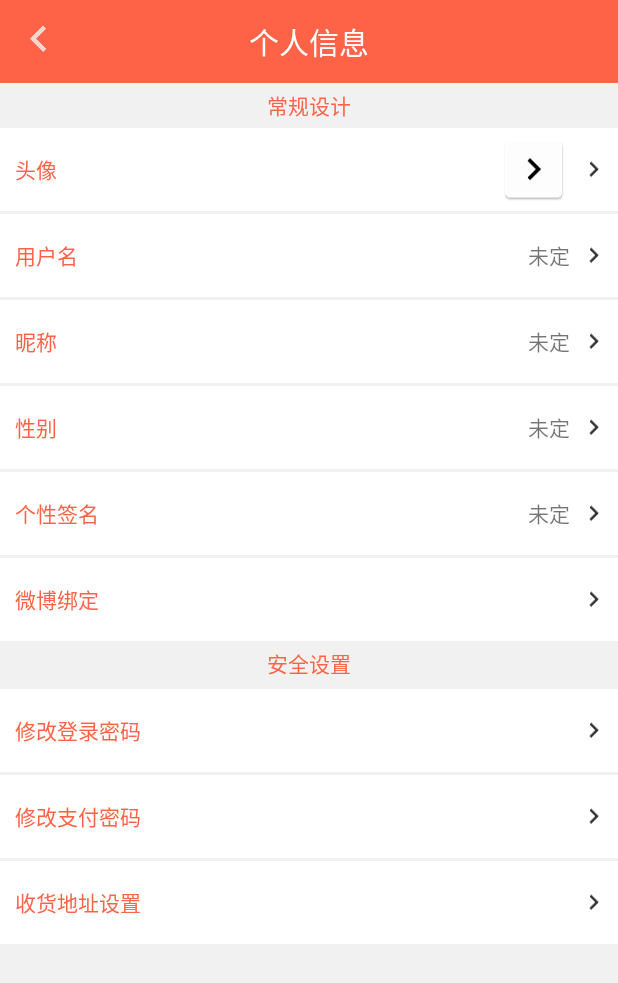
After one commit to wjianhang/Test1, an Android app: the user_info screen opened directly, with no data from a screen before it, on a phone screen of 412 x 824 dp. The commit adds this screen. Shown: the top 983 px of the screen. Run offline under Robolectric (Android 15) with nearby library versions, the phone set to English and light mode, and no system bars.

Commit message:
个人信息

```diff
--- /dev/null
+++ b/app/src/main/java/com/example/lakalaka/test1/user_info.java
@@ -0,0 +1,90 @@
+package com.example.lakalaka.test1;
+
+import android.app.Activity;
+import android.app.AlertDialog;
+import android.content.Context;
+import android.content.DialogInterface;
+import android.os.Bundle;
+import android.support.annotation.Nullable;
+import android.view.View;
+import android.widget.Button;
+import android.widget.EditText;
+import android.widget.LinearLayout;
+import android.widget.Toast;
+
+/**
+ * Created by lakalaka on 2017/9/19/0019.
+ */
+
+public class user_info extends Activity implements View.OnClickListener {
+    private LinearLayout line_info;
+    private Context mcontext;
+
+    private Button but;
+
+    private void toast(final String str) {
+        runOnUiThread(new Runnable() {
+            @Override
+            public void run() {
+                Toast.makeText( mcontext, str, Toast.LENGTH_SHORT).show();
+            }
+        });
+    }
+
+    protected void onCreate(@Nullable Bundle savedInstanceState) {
+        super.onCreate(savedInstanceState);
+        setContentView(R.layout.user_info);
+        mcontext=this;
+
+      /*  line_info.setOnClickListener(new View.OnClickListener() {
+            @Override
+            public void onClick(View v) {
+                AlertDialog.Builder builder = new AlertDialog.Builder(mcontext);
+                builder.setView(new EditText(mcontext));
+                builder.setPositiveButton("确定", new DialogInterface.OnClickListener() {
+                    @Override
+                    public void onClick(DialogInterface dialog, int which) {
+                        dialog.dismiss();
+                    }
+                });
+                builder.setNegativeButton("取消", new DialogInterface.OnClickListener() {
+                    @Override
+                    public void onClick(DialogInterface dialog, int which) {
+                        dialog.dismiss();
+                    }
+                });
+
+            }
+        });*/
+
+
+    }
+
+
+    @Override
+    public void onClick(View v) {
+        switch (v.getId()){
+            case R.id.icon_infoHead:
+                AlertDialog.Builder builder = new AlertDialog.Builder(mcontext);
+                builder.setTitle("标题");
+                builder.setView(new EditText(mcontext));
+                builder.setPositiveButton("确定", new DialogInterface.OnClickListener() {
+                    @Override
+                    public void onClick(DialogInterface dialog, int which) {
+                        dialog.dismiss();
+                    }
+                });
+                builder.setNegativeButton("取消", new DialogInterface.OnClickListener() {
+                    @Override
+                    public void onClick(DialogInterface dialog, int which) {
+                        dialog.dismiss();
+                    }
+                });
+                builder.create().show();
+                break;
+
+
+        }
+
+    }
+}
--- a/app/src/main/java/fragment/Fragment_mine.java
+++ b/app/src/main/java/fragment/Fragment_mine.java
@@ -11,6 +11,7 @@ import android.view.ViewGroup;
 import android.widget.Button;
 
 import com.example.lakalaka.test1.R;
+import com.example.lakalaka.test1.user_info;
 
 import ui.login_page;
 import ui.login_zhuce;
@@ -23,9 +24,8 @@ import ui.login_zhuce;
 
 public class Fragment_mine extends Fragment {
 
-
     private Button btn_login;
-    private Button test22;
+    private Button test22,test33;
     private Context mcontext;
 
     @Nullable
@@ -53,6 +53,14 @@ public class Fragment_mine extends Fragment {
                 startActivity(j);
             }
         });
+        test33= (Button) view.findViewById(R.id.btn_test3);
+        test33.setOnClickListener(new View.OnClickListener() {
+            @Override
+            public void onClick(View v) {
+                Intent x=new Intent(mcontext, user_info.class);
+                startActivity(x);
+            }
+        });
 
 
         return view;
--- a/app/src/main/java/ui/login_page.java
+++ b/app/src/main/java/ui/login_page.java
@@ -49,26 +49,6 @@ public class login_page extends Activity{
         });
     }
 
-    //private void getInformation(final String username, String password){
-        //String sql="select user_name from User_information where user_name=? and user_password=?";
-        /*BmobQuery<User_information> bmobQuery=new BmobQuery<User_information>();
-        bmobQuery.doSQLQuery(sql,new SQLQueryListener<User_information>() {
-            @Override
-            public void done(BmobQueryResult<User_information> bmobQueryResult, BmobException e) {
-                    if (e==null){
-
-                        Toast.makeText(login_page.this,"登陆成功",Toast.LENGTH_SHORT).show();
-                    }
-                    else{
-                        Toast.makeText(login_page.this,"登陆失败"+e.getMessage(),Toast.LENGTH_SHORT).show();
-                    }
-            }
-        },username,password);*/
-
-
-
-
-
 
     //}
 
@@ -117,28 +97,6 @@ public class login_page extends Activity{
 
                     }
 
-                    /*@Override
-                    public void done(List<user> arg0, BmobException e) {
-                        // TODO Auto-generated method stub
-                        if(e==null){
-                            String gname=arg0.get(0).getName().toString();
-                            String gpassword=arg0.get(0).getPassword().toString();
-                            String name=mname.getText().toString();
-                            String password=mpassword.getText().toString();
-                            Toast.makeText(SecondActivity.this, gname, Toast.LENGTH_LONG).show();
-                            if(gname.equals(name)&&gpassword.equals(password))
-                            {
-                                Intent seccess = new Intent();
-                                seccess.setClass(SecondActivity.this, ThridActivity.class);
-                                startActivity(seccess);
-                            }
-
-                        }
-                        else{
-                            Toast.makeText(SecondActivity.this, "帐号或密码有误", Toast.LENGTH_LONG).show();
-                        }
-
-                    }*/
                 });
 
 
@@ -159,17 +117,9 @@ public class login_page extends Activity{
 
         });
 
-       /* btn_login= (Button) findViewById(R.id.btn_login);
-        btn_login.setOnClickListener(new View.OnClickListener() {
-            @Override
-            public void onClick(View v) {
-
-            }
-        });*/
         }
 
 
 
 
-
 }
--- a/app/src/main/java/ui/login_zhuce.java
+++ b/app/src/main/java/ui/login_zhuce.java
@@ -58,12 +58,13 @@ public class login_zhuce extends Activity{
         public void handleMessage(Message msg) {
             if (msg.what == CODE_REPEAT) {
                 btn_send.setEnabled(true);
+                btn_send.setBackgroundResource(R.drawable.btn_selector);
                 tm.cancel();//取消任务
                 tt.cancel();//取消任务
                 TIME = 60;//时间重置
                 btn_send.setText("重新获取");
             }else {
-                btn_send.setText(TIME + "重新获取");
+                btn_send.setText(TIME + "后重新获取");
             }
         }
     };
@@ -98,10 +99,6 @@ public class login_zhuce extends Activity{
                                 toast("密码不一致,请重新输入");
                             }
                         }
-
-
-
-
                 }else if (event == SMSSDK.EVENT_GET_VERIFICATION_CODE){       //获取验证码成功
                     toast("获取验证码成功");
                 }else if (event ==SMSSDK.EVENT_GET_SUPPORTED_COUNTRIES){//如果你调用了获取国家区号类表会在这里回调
@@ -126,8 +123,6 @@ public class login_zhuce extends Activity{
             }
         });
     }
-
-
     @Override
     protected void onCreate(@Nullable Bundle savedInstanceState) {
         super.onCreate(savedInstanceState);
@@ -192,6 +187,7 @@ public class login_zhuce extends Activity{
     private void alterWarning() {
         // 2. 通过sdk发送短信验证
         AlertDialog.Builder builder = new AlertDialog.Builder(mcontext);  //先得到构造器
+
         builder.setTitle("提示"); //设置标题
         builder.setMessage("我们将要发送到" + phone + "验证"); //设置内容
         builder.setIcon(R.mipmap.ic_launcher);//设置图标，图片id即可
@@ -203,8 +199,9 @@ public class login_zhuce extends Activity{
                 // 2. 通过sdk发送短信验证（请求获取短信验证码，在监听（eh）中返回）
                 SMSSDK.getVerificationCode(country, phone);
                 //做倒计时操作
-                Toast.makeText(mcontext, "已发送" + which, Toast.LENGTH_SHORT).show();
+                Toast.makeText(mcontext, "已发送", Toast.LENGTH_SHORT).show();
                 btn_send.setEnabled(false);
+                btn_send.setBackgroundResource(R.color.gray);
                 tm = new Timer();
                 tt = new TimerTask() {
                     @Override
@@ -219,11 +216,18 @@ public class login_zhuce extends Activity{
             @Override
             public void onClick(DialogInterface dialog, int which) {
                 dialog.dismiss();
-                Toast.makeText(mcontext, "已取消" + which, Toast.LENGTH_SHORT).show();
+                toast("已取消");
             }
         });
         //参数都设置完成了，创建并显示出来
         builder.create().show();
     }
+    @Override
+    protected void onDestroy() {
+        super.onDestroy();
+        // 注销回调接口registerEventHandler必须和unregisterEventHandler配套使用，否则可能造成内存泄漏。
+        SMSSDK.unregisterEventHandler(eh);
+
+    }
 
 }
--- a/app/src/main/res/drawable/btn_selector.xml
+++ b/app/src/main/res/drawable/btn_selector.xml
@@ -14,7 +14,7 @@
     <item android:state_pressed="true">
         <shape android:shape="rectangle">
             <solid android:color="@color/lightblue" />
-            <corners android:radius="15dip" />
+            <corners android:radius="10dip" />
         </shape>
     </item>
 </selector>
--- a/app/src/main/res/layout/fragment_mine.xml
+++ b/app/src/main/res/layout/fragment_mine.xml
@@ -43,6 +43,15 @@
         android:layout_width="wrap_content"
         android:layout_height="wrap_content"
         android:text="注册测试"/>
+        <Button
+            android:layout_gravity="center"
+            android:id="@+id/btn_test3"
+            android:textColor="@color/white"
+            android:background="@drawable/btn_selector"
+            android:layout_marginTop="10dp"
+            android:layout_width="wrap_content"
+            android:layout_height="wrap_content"
+            android:text="文本输入测试"/>
 
 
     </LinearLayout>
--- /dev/null
+++ b/app/src/main/res/layout/user_info.xml
@@ -0,0 +1,309 @@
+<?xml version="1.0" encoding="utf-8"?>
+<LinearLayout xmlns:android="http://schemas.android.com/apk/res/android"
+    android:layout_width="match_parent"
+    android:layout_height="match_parent"
+    android:background="#50DCDCDC"
+    android:orientation="vertical">
+
+    <ScrollView
+        android:layout_width="match_parent"
+        android:layout_height="match_parent">
+
+        <LinearLayout
+            android:layout_width="match_parent"
+            android:layout_height="wrap_content"
+            android:orientation="vertical">
+
+            <RelativeLayout
+                android:layout_width="match_parent"
+                android:layout_height="55dp"
+                android:background="@color/tomato"
+                android:padding="10dp">
+
+                <ImageView
+                    android:layout_width="wrap_content"
+                    android:layout_height="wrap_content"
+                    android:layout_alignParentTop="true"
+                    android:src="@drawable/ic_action_back" />
+
+                <TextView
+                    android:layout_width="match_parent"
+                    android:layout_height="match_parent"
+                    android:gravity="center_horizontal|center_vertical"
+                    android:text="个人信息"
+                    android:textColor="@color/white"
+                    android:textSize="20sp" />
+            </RelativeLayout>
+
+
+            <TextView
+                android:layout_width="match_parent"
+                android:layout_height="30dp"
+                android:gravity="center"
+                android:text="常规设计"
+                android:textColor="@color/tomato" />
+
+            <RelativeLayout
+                android:id="@+id/icon_infoHead"
+                android:layout_width="match_parent"
+                android:layout_height="55dp"
+                android:background="@color/white"
+                android:onClick="onClick">
+
+                <TextView
+                    android:layout_width="wrap_content"
+                    android:layout_height="match_parent"
+                    android:layout_marginLeft="10dp"
+                    android:gravity="center"
+                    android:text="头像"
+                    android:textColor="@color/tomato" />
+
+                <ImageView
+                    android:layout_width="wrap_content"
+                    android:layout_height="match_parent"
+                    android:layout_toLeftOf="@+id/img0"
+                    android:src="@mipmap/ic_launcher" />
+
+                <ImageView
+                    android:id="@+id/img0"
+                    android:layout_width="wrap_content"
+                    android:layout_height="match_parent"
+                    android:layout_alignParentRight="true"
+                    android:src="@drawable/ic_action_name" />
+            </RelativeLayout>
+
+            <RelativeLayout
+                android:id="@+id/line_user"
+                android:layout_width="match_parent"
+                android:layout_height="55dp"
+                android:layout_marginTop="2dp"
+                android:background="@color/white"
+                android:onClick="onClick">
+
+                <TextView
+                    android:layout_width="wrap_content"
+
+                    android:layout_height="match_parent"
+                    android:layout_marginLeft="10dp"
+                    android:gravity="center"
+                    android:text="用户名"
+                    android:textColor="@color/tomato" />
+
+                <TextView
+                    android:layout_width="wrap_content"
+                    android:layout_height="match_parent"
+                    android:layout_toLeftOf="@+id/img1"
+                    android:gravity="center"
+                    android:text="未定" />
+
+                <ImageView
+                    android:id="@+id/img1"
+                    android:layout_width="wrap_content"
+                    android:layout_height="match_parent"
+                    android:layout_alignParentRight="true"
+                    android:src="@drawable/ic_action_name" />
+            </RelativeLayout>
+
+            <RelativeLayout
+                android:id="@+id/line_nname"
+                android:layout_width="match_parent"
+                android:layout_height="55dp"
+                android:layout_marginTop="2dp"
+                android:background="@color/white"
+                android:onClick="onClick">
+
+                <TextView
+                    android:layout_width="wrap_content"
+
+                    android:layout_height="match_parent"
+                    android:layout_marginLeft="10dp"
+                    android:gravity="center"
+                    android:text="昵称"
+                    android:textColor="@color/tomato" />
+                android:layout_height="match_parent" />
+
+                <TextView
+                    android:layout_width="wrap_content"
+                    android:layout_height="match_parent"
+                    android:layout_toLeftOf="@+id/img2"
+                    android:gravity="center"
+                    android:text="未定" />
+
+                <ImageView
+                    android:id="@+id/img2"
+                    android:layout_width="wrap_content"
+                    android:layout_height="match_parent"
+                    android:layout_alignParentRight="true"
+                    android:src="@drawable/ic_action_name" />
+            </RelativeLayout>
+
+            <RelativeLayout
+                android:id="@+id/line_sex"
+                android:layout_width="match_parent"
+                android:layout_height="55dp"
+                android:layout_marginTop="2dp"
+                android:background="@color/white"
+                android:onClick="onClick">
+
+                <TextView
+                    android:layout_width="wrap_content"
+                    android:layout_height="match_parent"
+                    android:layout_marginLeft="10dp"
+                    android:gravity="center"
+                    android:text="性别"
+                    android:textColor="@color/tomato" />
+                android:layout_height="match_parent" />
+
+                <TextView
+                    android:layout_width="wrap_content"
+                    android:layout_height="match_parent"
+                    android:layout_toLeftOf="@+id/img3"
+                    android:gravity="center"
+                    android:text="未定" />
+
+                <ImageView
+                    android:id="@+id/img3"
+                    android:layout_width="wrap_content"
+                    android:layout_height="match_parent"
+                    android:layout_alignParentRight="true"
+                    android:src="@drawable/ic_action_name" />
+            </RelativeLayout>
+
+            <RelativeLayout
+                android:id="@+id/line_autograph"
+                android:layout_width="match_parent"
+                android:layout_height="55dp"
+                android:layout_marginTop="2dp"
+                android:background="@color/white"
+                android:onClick="onClick">
+
+                <TextView
+                    android:layout_width="wrap_content"
+                    android:layout_height="match_parent"
+                    android:layout_alignParentLeft="true"
+                    android:layout_alignParentStart="true"
+                    android:layout_alignParentTop="true"
+                    android:layout_marginLeft="10dp"
+                    android:gravity="center"
+                    android:text="个性签名"
+                    android:textColor="@color/tomato" />
+                android:layout_height="match_parent" />
+
+                <TextView
+                    android:layout_width="wrap_content"
+                    android:layout_height="match_parent"
+                    android:layout_toLeftOf="@+id/img4"
+                    android:gravity="center"
+                    android:text="未定" />
+
+                <ImageView
+                    android:id="@+id/img4"
+                    android:layout_width="wrap_content"
+                    android:layout_height="match_parent"
+                    android:layout_alignParentRight="true"
+                    android:src="@drawable/ic_action_name" />
+            </RelativeLayout>
+
+            <RelativeLayout
+                android:layout_width="match_parent"
+                android:layout_height="55dp"
+                android:layout_marginTop="2dp"
+                android:background="@color/white"
+                android:onClick="onClick">
+
+                <TextView
+                    android:layout_width="wrap_content"
+                    android:layout_height="match_parent"
+                    android:layout_marginLeft="10dp"
+                    android:gravity="center"
+                    android:text="微博绑定"
+                    android:textColor="@color/tomato" />
+
+                <ImageView
+                    android:id="@+id/img5"
+                    android:layout_width="wrap_content"
+                    android:layout_height="match_parent"
+                    android:layout_alignParentRight="true"
+                    android:src="@drawable/ic_action_name" />
+            </RelativeLayout>
+
+            <TextView
+                android:layout_width="match_parent"
+                android:layout_height="30dp"
+                android:gravity="center"
+                android:text="安全设置"
+                android:textColor="@color/tomato" />
+
+            <RelativeLayout
+                android:layout_width="match_parent"
+                android:layout_height="55dp"
+                android:layout_marginTop="2dp"
+                android:background="@color/white"
+                android:onClick="onClick">
+
+                <TextView
+                    android:layout_width="wrap_content"
+                    android:layout_height="match_parent"
+                    android:layout_marginLeft="10dp"
+                    android:gravity="center"
+                    android:text="修改登录密码"
+                    android:textColor="@color/tomato" />
+
+                <ImageView
+                    android:layout_width="wrap_content"
+                    android:layout_height="match_parent"
+                    android:layout_alignParentRight="true"
+                    android:src="@drawable/ic_action_name" />
+            </RelativeLayout>
+
+            <RelativeLayout
+                android:layout_width="match_parent"
+                android:layout_height="55dp"
+                android:layout_marginTop="2dp"
+                android:background="@color/white"
+                android:onClick="onClick">
+
+                <TextView
+                    android:layout_width="wrap_content"
+                    android:layout_height="match_parent"
+                    android:layout_marginLeft="10dp"
+                    android:gravity="center"
+                    android:text="修改支付密码"
+
+                    android:textColor="@color/tomato" />
+
+                <ImageView
+                    android:layout_width="wrap_content"
+                    android:layout_height="match_parent"
+                    android:layout_alignParentRight="true"
+                    android:src="@drawable/ic_action_name" />
+            </RelativeLayout>
+
+            <RelativeLayout
+                android:layout_width="match_parent"
+                android:layout_height="55dp"
+                android:layout_marginTop="2dp"
+                android:background="@color/white"
+                android:onClick="onClick">
+
+                <TextView
+                    android:layout_width="wrap_content"
+                    android:layout_height="match_parent"
+                    android:layout_marginLeft="10dp"
+                    android:gravity="center"
+                    android:text="收货地址设置"
+                    android:textColor="@color/tomato" />
+
+                <ImageView
+                    android:layout_width="wrap_content"
+                    android:layout_height="match_parent"
+                    android:layout_alignParentRight="true"
+                    android:src="@drawable/ic_action_name" />
+            </RelativeLayout>
+
+
+        </LinearLayout>
+
+    </ScrollView>
+
+</LinearLayout>
```
Also changed, not shown: app/src/main/AndroidManifest.xml (+20 -21 lines).
